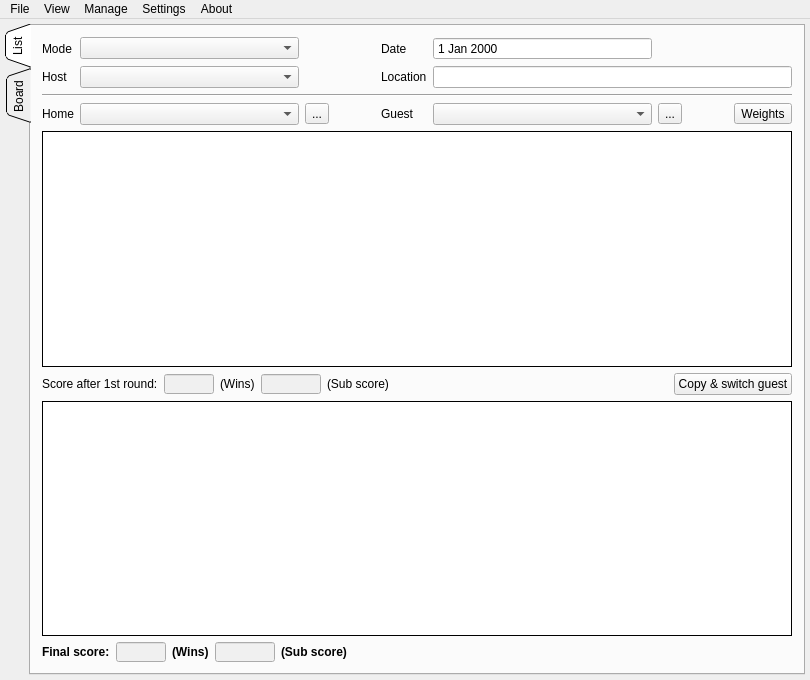
Before: the Qt Designer form TeamTournament/MainWindow.ui in fmuecke/Ipponboard, drawn with Qt 5.
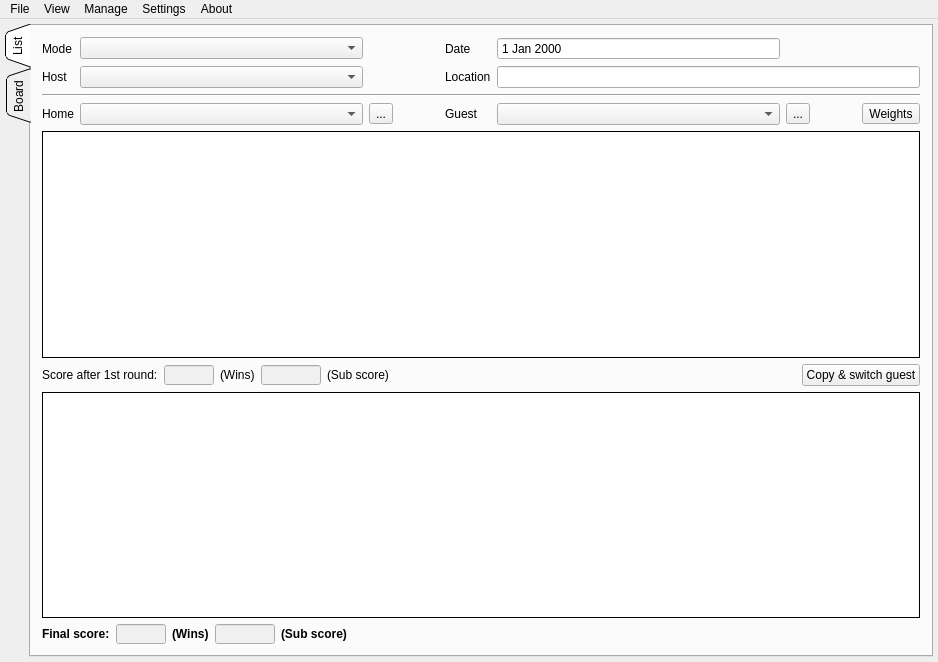
After: the same form once the commit is applied. Icons and pictures are not drawn. Custom widgets are drawn as their Qt base class.

What changed in the file:
```diff
--- a/TeamTournament/MainWindow.ui
+++ b/TeamTournament/MainWindow.ui
@@ -10,8 +10,8 @@
    <rect>
     <x>0</x>
     <y>0</y>
-    <width>810</width>
-    <height>680</height>
+    <width>938</width>
+    <height>662</height>
    </rect>
   </property>
   <property name="sizePolicy">
@@ -22,8 +22,8 @@
   </property>
   <property name="minimumSize">
    <size>
-    <width>810</width>
-    <height>680</height>
+    <width>640</width>
+    <height>400</height>
    </size>
   </property>
   <property name="maximumSize">
@@ -306,8 +306,8 @@
           </property>
           <property name="minimumSize">
            <size>
-            <width>714</width>
-            <height>180</height>
+            <width>0</width>
+            <height>0</height>
            </size>
           </property>
           <property name="contextMenuPolicy">
@@ -513,8 +513,8 @@
           </property>
           <property name="minimumSize">
            <size>
-            <width>714</width>
-            <height>180</height>
+            <width>0</width>
+            <height>0</height>
            </size>
           </property>
           <property name="contextMenuPolicy">
@@ -1122,7 +1122,7 @@
     <rect>
      <x>0</x>
      <y>0</y>
-     <width>810</width>
+     <width>938</width>
      <height>21</height>
     </rect>
    </property>
```
Left out of the diff: 12 changed lines with no effect on the pictures.
